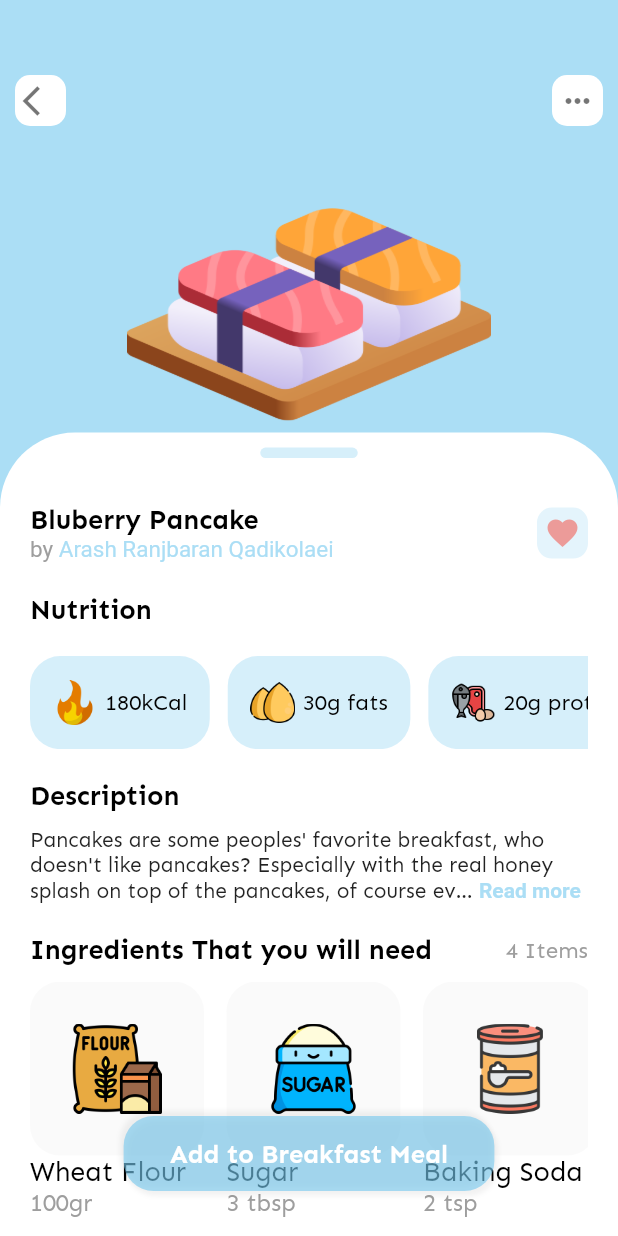
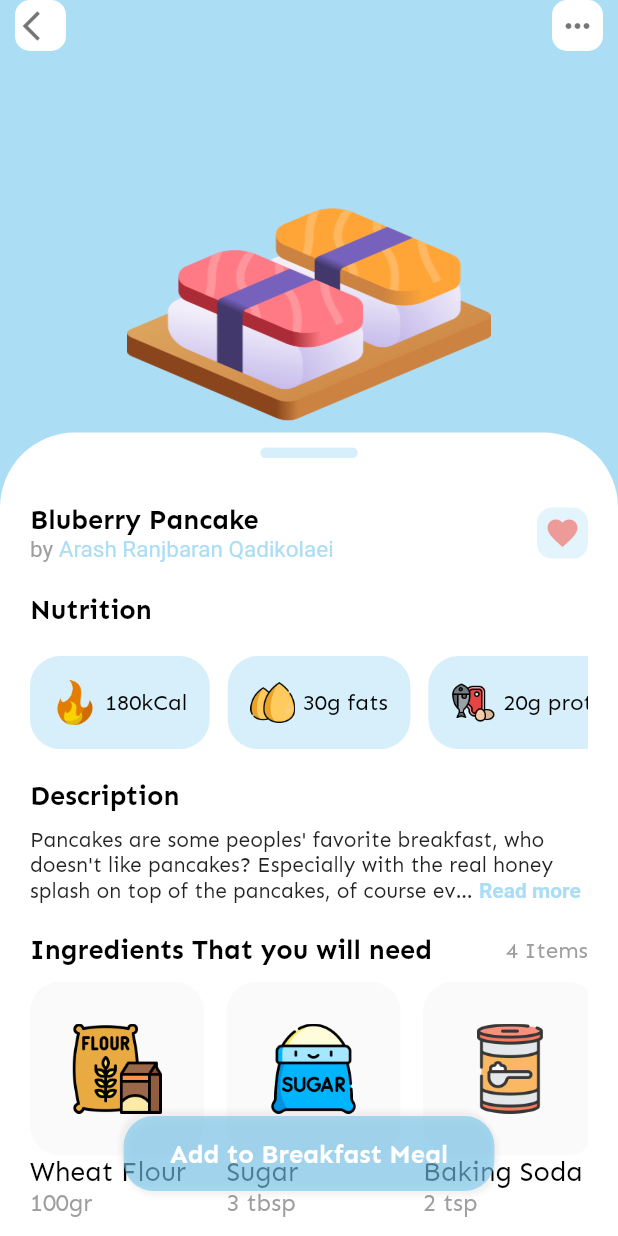
Before and after one commit to nguyenminhhung2011/GHealth, a Flutter app: the MealDetailScreen screen opened directly, on a phone screen of 412 x 824 dp. Run offline on Flutter 3.47's test engine with Material 2 defaults, Android fonts, the phone set to English and light mode, and no system bars; drawn by our look-alikes of readmore; our stand-ins replace animated_bottom_navigation_bar, circular_countdown_timer, cloud_firestore, dotted_line, firebase_auth, firebase_core and 10 more; missing offline and left inert: time_chart; accounts and stored records are empty.

Commit message:
FIX appbar of workout details screen

```diff
--- a/lib/apps/pages/workout_tracker_screen/widgets/appBar_workout_screen.dart
+++ b/lib/apps/pages/workout_tracker_screen/widgets/appBar_workout_screen.dart
@@ -13,7 +13,6 @@ class AppBarWorkout extends StatelessWidget {
   Widget build(BuildContext context) {
     return Column(
       children: [
-        const SizedBox(height: 50),
         Row(
           children: [
             const SizedBox(width: 10),
@@ -36,7 +35,7 @@ class AppBarWorkout extends StatelessWidget {
             const Spacer(),
             Text(
               title,
-              style:const  TextStyle(
+              style: const TextStyle(
                 color: Colors.white,
                 fontWeight: FontWeight.bold,
                 fontSize: 20,
@@ -51,7 +50,7 @@ class AppBarWorkout extends StatelessWidget {
                   borderRadius: BorderRadius.circular(10),
                   color: Colors.white,
                 ),
-                child:const  Icon(
+                child: const Icon(
                   Icons.more_horiz,
                   color: Colors.black54,
                 ),
```
